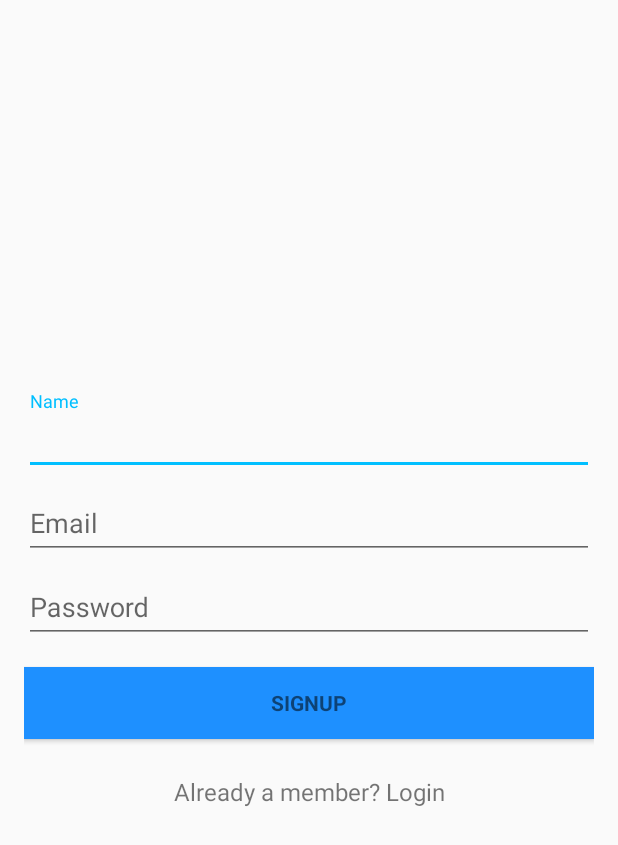
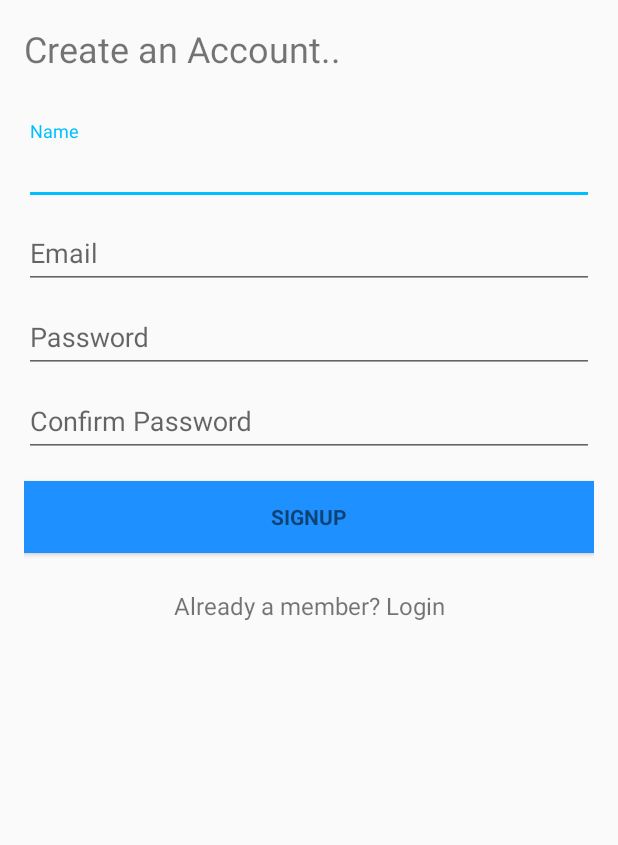
Before and after one commit to abhi270595/FootballManagerApp, an Android app: the SignupActivity screen opened directly, with no data from a screen before it, on a phone screen of 412 x 824 dp. Shown: the top 845 px of the screen. Run offline under Robolectric (Android 15) with nearby library versions, the phone set to English and light mode, and no system bars.

Commit message:
added sign up functionality also added confirm password field

```diff
--- a/app/src/main/res/layout/signup_activity.xml
+++ b/app/src/main/res/layout/signup_activity.xml
@@ -15,17 +15,30 @@
         android:id="@+id/signup_form"
         android:layout_width="fill_parent"
         android:layout_height="fill_parent">-->
+    <LinearLayout
+        android:layout_width="match_parent"
+        android:layout_height="match_parent"
+        android:orientation="vertical">
+
+        <TextView
+            android:id="@+id/signup_text"
+            android:layout_width="match_parent"
+            android:layout_height="wrap_content"
+            android:padding="16dp"
+            android:text="Create an Account.."
+            android:textSize="24sp" />
 
         <LinearLayout
             android:id="@+id/email_signup_form"
             android:layout_width="match_parent"
-            android:layout_height="wrap_content"
-            android:layout_gravity="center"
+            android:layout_height="0dp"
             android:orientation="vertical"
             android:paddingBottom="@dimen/activity_vertical_margin"
             android:paddingLeft="@dimen/activity_horizontal_margin"
             android:paddingRight="@dimen/activity_horizontal_margin"
-            android:paddingTop="@dimen/activity_vertical_margin">
+            android:paddingTop="@dimen/activity_vertical_margin"
+            android:layout_weight="1"
+            >
 
             <!--<ImageView android:src="@mipmap/football"
                 android:layout_width="wrap_content"
@@ -38,11 +51,13 @@
                 android:layout_width="match_parent"
                 android:layout_height="wrap_content"
                 android:theme="@style/MyTextInputLayout">
-                <EditText android:id="@+id/input_name"
+
+                <EditText
+                    android:id="@+id/input_name"
                     android:layout_width="match_parent"
                     android:layout_height="wrap_content"
-                    android:inputType="textCapWords"
-                    android:hint="Name" />
+                    android:hint="Name"
+                    android:inputType="textCapWords" />
             </android.support.design.widget.TextInputLayout>
 
             <!-- Email Label-->
@@ -82,25 +97,46 @@
 
             </android.support.design.widget.TextInputLayout>
 
+            <android.support.design.widget.TextInputLayout
+                android:layout_width="match_parent"
+                android:layout_height="wrap_content"
+                android:theme="@style/MyTextInputLayout">
+
+                <EditText
+                    android:id="@+id/signup_password_confirmation"
+                    android:layout_width="match_parent"
+                    android:layout_height="wrap_content"
+                    android:hint="Confirm Password"
+                    android:imeActionId="@+id/login"
+                    android:imeActionLabel="@string/action_sign_in_short"
+                    android:imeOptions="actionUnspecified"
+                    android:inputType="textPassword"
+                    android:maxLines="1"
+                    android:singleLine="true" />
+
+            </android.support.design.widget.TextInputLayout>
+
             <Button
                 android:id="@+id/sign_up_button"
                 style="?android:textAppearanceSmall"
                 android:layout_width="match_parent"
                 android:layout_height="wrap_content"
                 android:layout_marginTop="16dp"
+                android:background="@color/colorPrimaryDark"
                 android:text="@string/action_sign_up"
-                android:textStyle="bold"
-                android:background="@color/colorPrimaryDark"/>
+                android:textStyle="bold" />
 
-            <TextView android:id="@+id/link_signup"
+            <TextView
+                android:id="@+id/link_signup"
                 android:layout_width="fill_parent"
                 android:layout_height="wrap_content"
                 android:layout_marginBottom="24dp"
                 android:layout_marginTop="24dp"
+                android:gravity="center"
                 android:text="@string/login_activity_link"
-                android:gravity="center"
-                android:textSize="16dp"/>
+                android:textSize="16dp" />
 
         </LinearLayout>
+    </LinearLayout>
     <!--</ScrollView>-->
 </FrameLayout>
```
Also changed, not shown: app/src/main/java/com/example/abhi270595/footballmanager/SignupActivity.java (+66 -20 lines).
